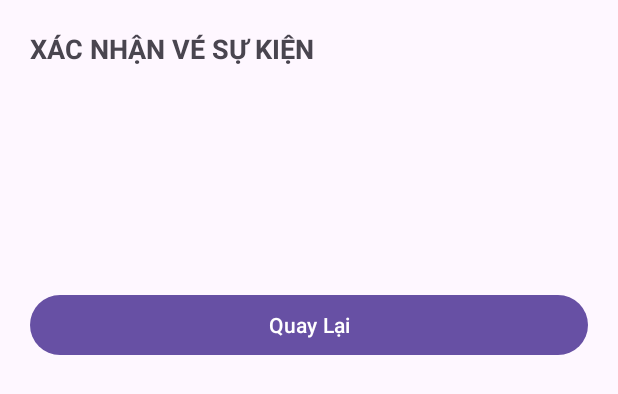
After one commit to NgoVoQuy1810/bai_Ktra_tuLuan4_16_11, an Android app: the layout fragment_xac_nhan_ve.xml on its own in the app's theme, with its tools: preview values and no code run, on a phone screen of 412 x 824 dp. The commit adds this screen. Shown: the top 394 px of the screen. Run offline under Robolectric (Android 15) with nearby library versions, the phone set to English and light mode, and no system bars.

Commit message:
Tạo XML vùng chứa fragmentHost và form nhập vé, xác nhận vé

```diff
--- /dev/null
+++ b/app/src/main/res/layout/fragment_xac_nhan_ve.xml
@@ -0,0 +1,51 @@
+<?xml version="1.0" encoding="utf-8"?>
+<LinearLayout xmlns:android="http://schemas.android.com/apk/res/android"
+    android:layout_width="match_parent"
+    android:layout_height="match_parent"
+    android:orientation="vertical"
+    android:padding="20dp" >
+
+    <TextView
+        android:layout_width="wrap_content"
+        android:layout_height="wrap_content"
+        android:text="XÁC NHẬN VÉ SỰ KIỆN"
+        android:textSize="18sp"
+        android:textStyle="bold"
+        android:layout_marginBottom="16dp" />
+
+    <TextView
+        android:id="@+id/txtMaVe"
+        android:layout_width="match_parent"
+        android:layout_height="wrap_content"
+        android:textSize="16sp"
+        android:layout_marginBottom="8dp" />
+
+    <TextView
+        android:id="@+id/txtHoTen"
+        android:layout_width="match_parent"
+        android:layout_height="wrap_content"
+        android:textSize="16sp"
+        android:layout_marginBottom="8dp" />
+
+    <TextView
+        android:id="@+id/txtSoLuong"
+        android:layout_width="match_parent"
+        android:layout_height="wrap_content"
+        android:textSize="16sp"
+        android:layout_marginBottom="8dp" />
+
+    <TextView
+        android:id="@+id/txtTienGoc"
+        android:layout_width="match_parent"
+        android:layout_height="wrap_content"
+        android:textSize="16sp"
+        android:textStyle="bold"
+        android:layout_marginBottom="20dp" />
+
+    <Button
+        android:id="@+id/btnQuayLai"
+        android:layout_width="match_parent"
+        android:layout_height="wrap_content"
+        android:text="Quay Lại" />
+
+</LinearLayout>
```
Also changed, not shown: app/src/main/res/layout/activity_main.xml (+7 -14 lines), app/src/main/res/layout/fragment_nhap_ve.xml (added, +38 -0 lines).
